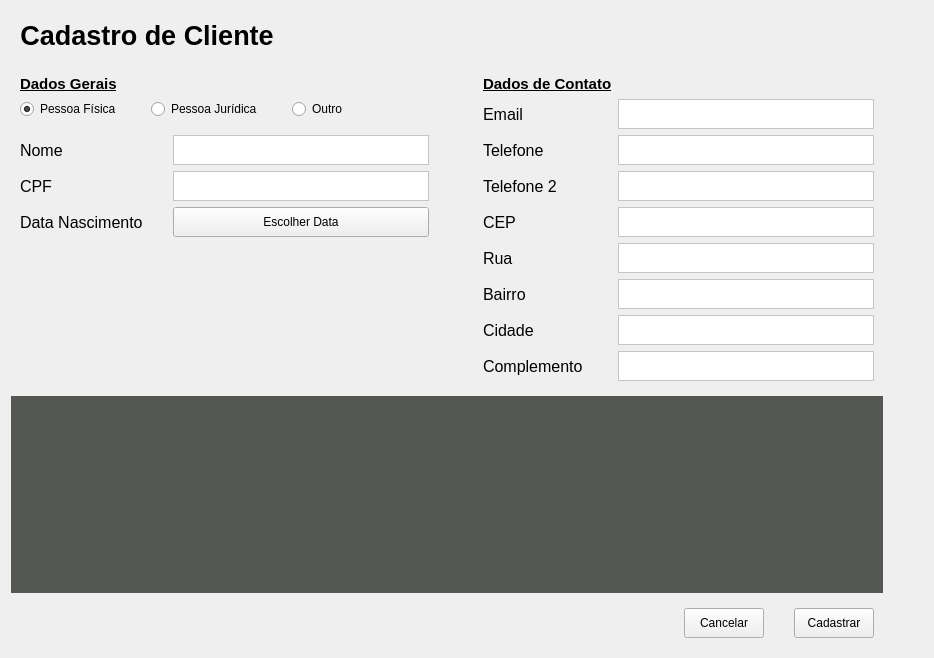
First picture: the form in ui/page_cadastro_cliente.ui, repository IsaiasDimitri/sale-control-gui, before the edit.
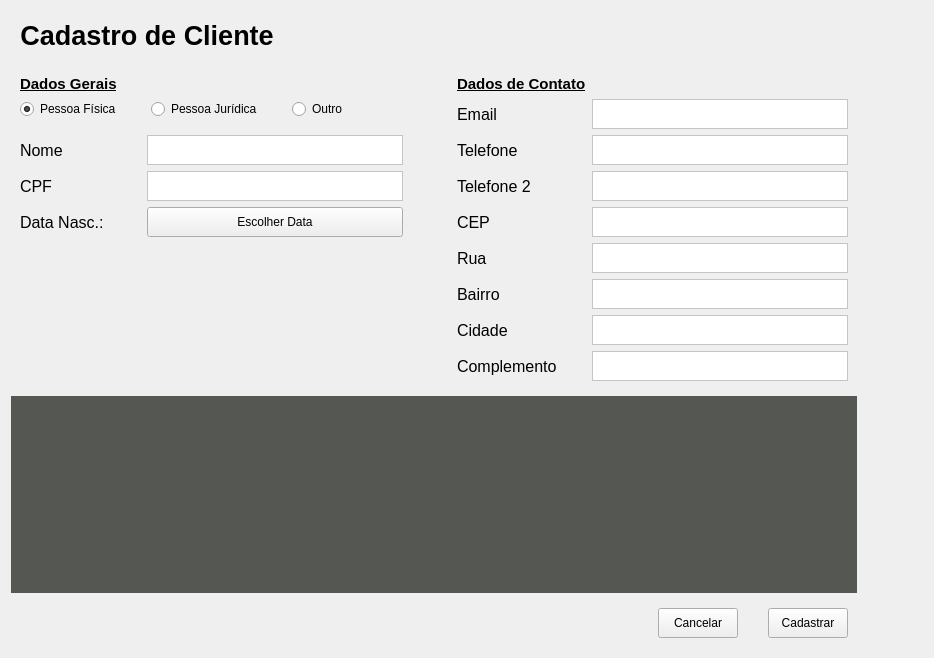
Second picture: the form after the edit.

```diff
--- a/ui/page_cadastro_cliente.ui
+++ b/ui/page_cadastro_cliente.ui
@@ -395,7 +395,10 @@
        </widget>
       </item>
       <item row="8" column="1">
-       <widget class="QPushButton" name="pushButton_selecionar_data_entrega_3">
+       <widget class="QPushButton" name="pushButton_selecionar_data">
+        <property name="enabled">
+         <bool>true</bool>
+        </property>
         <property name="minimumSize">
          <size>
           <width>0</width>
@@ -428,7 +431,7 @@
          </font>
         </property>
         <property name="text">
-         <string>Data Nascimento</string>
+         <string>Data Nasc.:</string>
         </property>
        </widget>
       </item>
```
Left out of the diff: 29 changed lines with no effect on the pictures.
